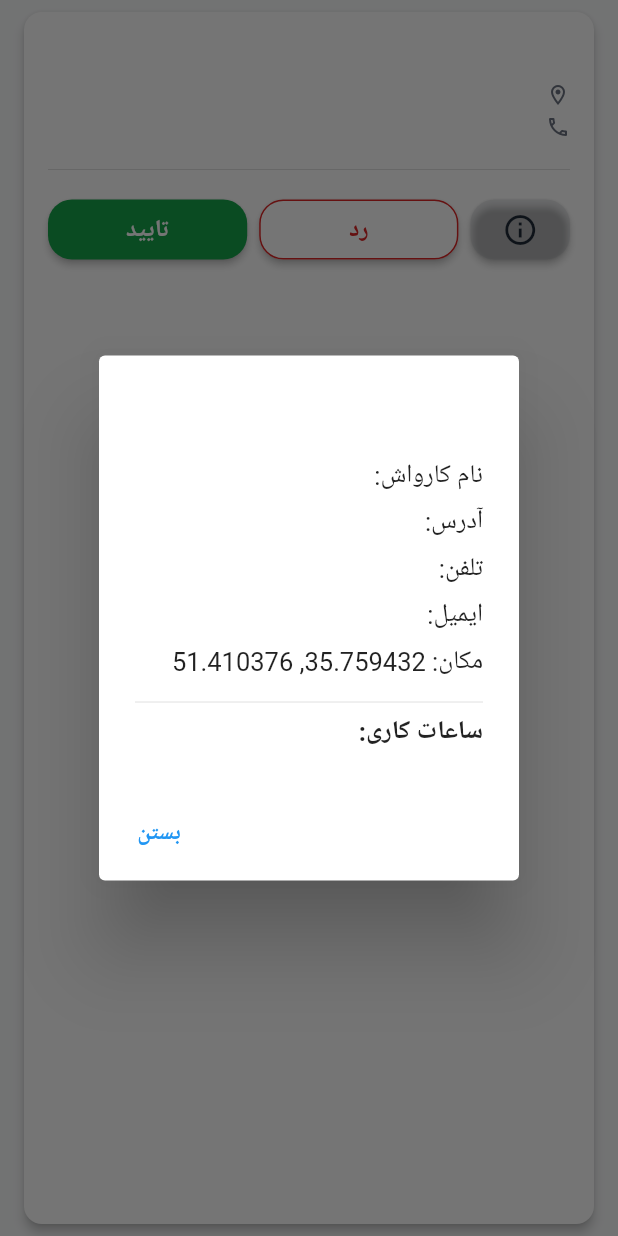
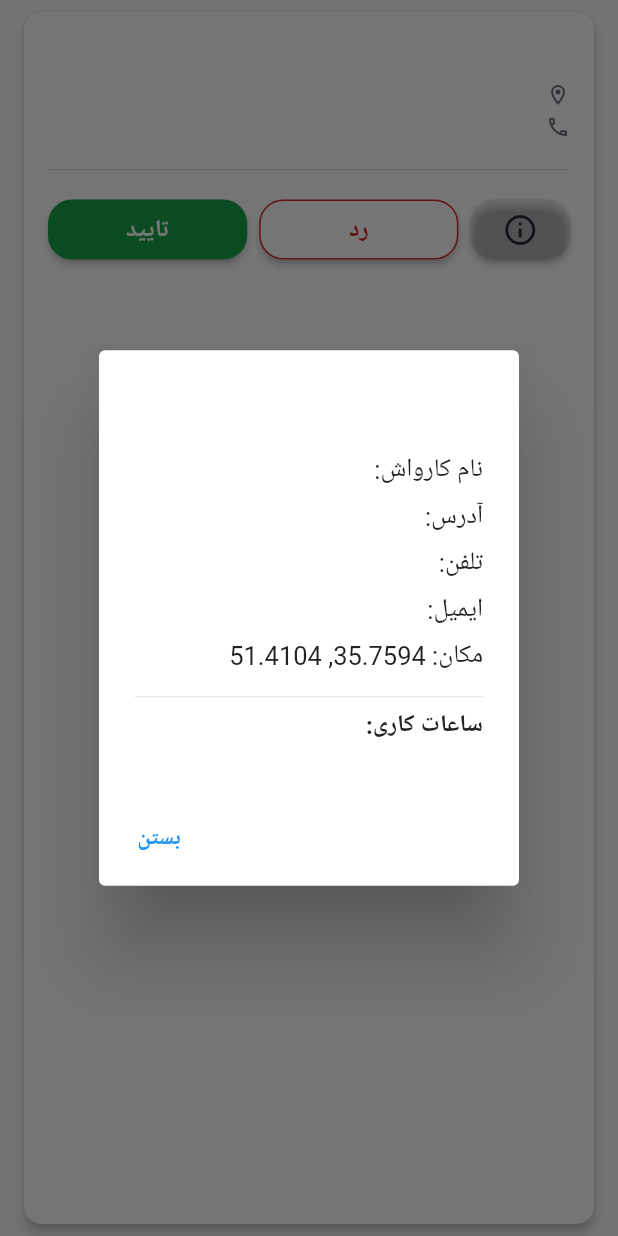
Before and after one commit to SamanEsmaeili3/smart_carwash_service_system, a Flutter app: the CarwashApplicationCard widget shown alone on an empty page, opened directly with empty values, after a tap on the "info outline" icon, on a phone screen of 412 x 824 dp. Run offline on Flutter 3.47's test engine with Material 3 defaults, Android fonts, the phone set to English and light mode, and no system bars; our stand-ins replace flutter_map, jwt_decoder, latlong2, shared_preferences; accounts and stored records are empty; network calls fail; Roboto replaces fonts that are missing (Vazir).

Commit message:
modified show dialog part for approving section of carwash in admin panel

```diff
--- a/Frontend/carwash_front/lib/screens/admin/admin_dashboard.dart
+++ b/Frontend/carwash_front/lib/screens/admin/admin_dashboard.dart
@@ -5,6 +5,20 @@ import '../../widgets/custom_button.dart';
 import '../../constants/app_colors.dart';
 import '../../models/carwash_model.dart';
 import '../../providers/auth_provider.dart';
+
+final List<String> orderedDays = [
+  'Saturday', 'Sunday', 'Monday', 'Tuesday', 'Wednesday', 'Thursday', 'Friday'
+];
+
+final Map<String, String> persianDays = {
+  'Saturday': 'شنبه',
+  'Sunday': 'یک‌شنبه',
+  'Monday': 'دوشنبه',
+  'Tuesday': 'سه‌شنبه',
+  'Wednesday': 'چهارشنبه',
+  'Thursday': 'پنج‌شنبه',
+  'Friday': 'جمعه',
+};
 
 class AdminDashboard extends StatelessWidget {
   const AdminDashboard({super.key});
@@ -145,10 +159,15 @@ class CarwashApplicationCard extends StatelessWidget {
                         context: context,
                         builder: (BuildContext context) {
                           return AlertDialog(
-                            title: Text(carwash.businessName),
+                            title: Text(
+                              carwash.businessName,
+                              textAlign: TextAlign.center,
+                              style: const TextStyle(fontWeight: FontWeight.bold),
+                            ),
                             content: SingleChildScrollView(
                               child: ListBody(
                                 children: <Widget>[
+                                  // ... Name, Address, Phone ...
                                   Text('نام کارواش: ${carwash.businessName}'),
                                   const SizedBox(height: 8),
                                   Text('آدرس: ${carwash.address}'),
@@ -157,12 +176,45 @@ class CarwashApplicationCard extends StatelessWidget {
                                   const SizedBox(height: 8),
                                   Text('ایمیل: ${carwash.contactEmail}'),
                                   const SizedBox(height: 8),
-                                  Text('مکان: ${carwash.latitude}, ${carwash.longitude}'),
+
+                                  // 1. CLEANER LOCATION
+                                  Text(
+                                    'مکان: ${carwash.latitude.toStringAsFixed(4)}, ${carwash.longitude.toStringAsFixed(4)}',
+                                    textDirection: TextDirection.ltr, // Keeps numbers aligned correctly
+                                    textAlign: TextAlign.right,
+                                  ),
+
                                   const SizedBox(height: 8),
                                   const Divider(),
-                                  const Text('ساعات کاری:', style: TextStyle(fontWeight: FontWeight.bold)),
-                                  ...carwash.workingHours.entries.map((entry) {
-                                    return Text('${entry.key}: ${entry.value}');
+                                  const Text(
+                                    'ساعات کاری:',
+                                    style: TextStyle(fontWeight: FontWeight.bold, fontSize: 16),
+                                  ),
+                                  const SizedBox(height: 8),
+
+                                  // 2. SORTED & TRANSLATED DAYS
+                                  // Iterate through our ORDERED list, not the random map keys
+                                  ...orderedDays.map((engDay) {
+                                    // Get the value from the carwash data
+                                    final time = carwash.workingHours[engDay];
+                                    if (time == null) return const SizedBox(); // Skip if missing
+
+                                    return Padding(
+                                      padding: const EdgeInsets.only(bottom: 4.0),
+                                      child: Row(
+                                        mainAxisAlignment: MainAxisAlignment.spaceBetween,
+                                        children: [
+                                          Text(persianDays[engDay] ?? engDay), // Persian Name
+                                          Text(
+                                            time == "Closed" ? "تعطیل" : time, // Persian Status
+                                            style: TextStyle(
+                                              color: time == "Closed" ? Colors.red : Colors.green[700],
+                                              fontWeight: FontWeight.bold
+                                            ),
+                                          ),
+                                        ],
+                                      ),
+                                    );
                                   }),
                                 ],
                               ),
@@ -170,9 +222,7 @@ class CarwashApplicationCard extends StatelessWidget {
                             actions: <Widget>[
                               TextButton(
                                 child: const Text('بستن'),
-                                onPressed: () {
-                                  Navigator.of(context).pop();
-                                },
+                                onPressed: () => Navigator.of(context).pop(),
                               ),
                             ],
                           );
```
